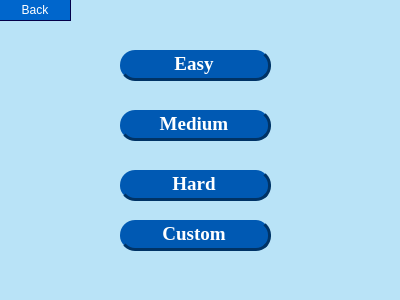
This is level.ui in CREVIOS/minesweeper as Qt 5 draws it before an edit. The edited form follows.
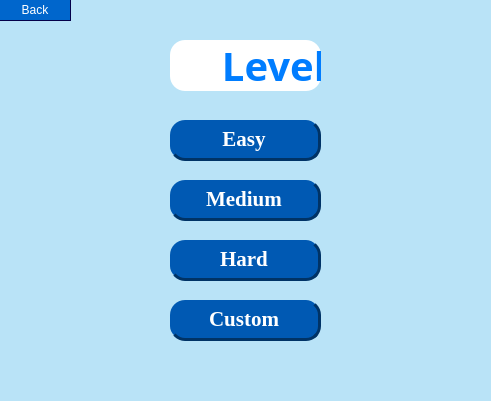
This is the edited form.

Patch:
```diff
--- a/level.ui
+++ b/level.ui
@@ -6,8 +6,8 @@
    <rect>
     <x>0</x>
     <y>0</y>
-    <width>400</width>
-    <height>300</height>
+    <width>491</width>
+    <height>401</height>
    </rect>
   </property>
   <property name="windowTitle">
@@ -23,16 +23,16 @@
   <widget class="QPushButton" name="Easy">
    <property name="geometry">
     <rect>
-     <x>120</x>
-     <y>50</y>
+     <x>170</x>
+     <y>120</y>
      <width>151</width>
-     <height>31</height>
+     <height>41</height>
     </rect>
    </property>
    <property name="font">
     <font>
      <family>Georgia</family>
-     <pointsize>14</pointsize>
+     <pointsize>16</pointsize>
      <bold>true</bold>
     </font>
    </property>
@@ -69,16 +69,16 @@
   <widget class="QPushButton" name="meidum">
    <property name="geometry">
     <rect>
-     <x>120</x>
-     <y>110</y>
+     <x>170</x>
+     <y>180</y>
      <width>151</width>
-     <height>31</height>
+     <height>41</height>
     </rect>
    </property>
    <property name="font">
     <font>
      <family>Georgia</family>
-     <pointsize>14</pointsize>
+     <pointsize>16</pointsize>
      <bold>true</bold>
     </font>
    </property>
@@ -115,16 +115,16 @@
   <widget class="QPushButton" name="hard">
    <property name="geometry">
     <rect>
-     <x>120</x>
-     <y>170</y>
+     <x>170</x>
+     <y>240</y>
      <width>151</width>
-     <height>31</height>
+     <height>41</height>
     </rect>
    </property>
    <property name="font">
     <font>
      <family>Georgia</family>
-     <pointsize>14</pointsize>
+     <pointsize>16</pointsize>
      <bold>true</bold>
     </font>
    </property>
@@ -161,16 +161,16 @@
   <widget class="QPushButton" name="Custom">
    <property name="geometry">
     <rect>
-     <x>120</x>
-     <y>220</y>
+     <x>170</x>
+     <y>300</y>
      <width>151</width>
-     <height>31</height>
+     <height>41</height>
     </rect>
    </property>
    <property name="font">
     <font>
      <family>Georgia</family>
-     <pointsize>14</pointsize>
+     <pointsize>16</pointsize>
      <bold>true</bold>
     </font>
    </property>
@@ -243,6 +243,36 @@
     <string>Back</string>
    </property>
   </widget>
+  <widget class="QLabel" name="label">
+   <property name="geometry">
+    <rect>
+     <x>170</x>
+     <y>40</y>
+     <width>151</width>
+     <height>51</height>
+    </rect>
+   </property>
+   <property name="font">
+    <font>
+     <family>Baskerville</family>
+     <pointsize>30</pointsize>
+     <bold>true</bold>
+    </font>
+   </property>
+   <property name="styleSheet">
+    <string notr="true">QLabel{ 
+background-color: #FFFFFF;
+color: #007dff;
+border-radius: 15px;
+}
+
+
+</string>
+   </property>
+   <property name="text">
+    <string>     Level</string>
+   </property>
+  </widget>
  </widget>
  <resources/>
  <connections/>
```
